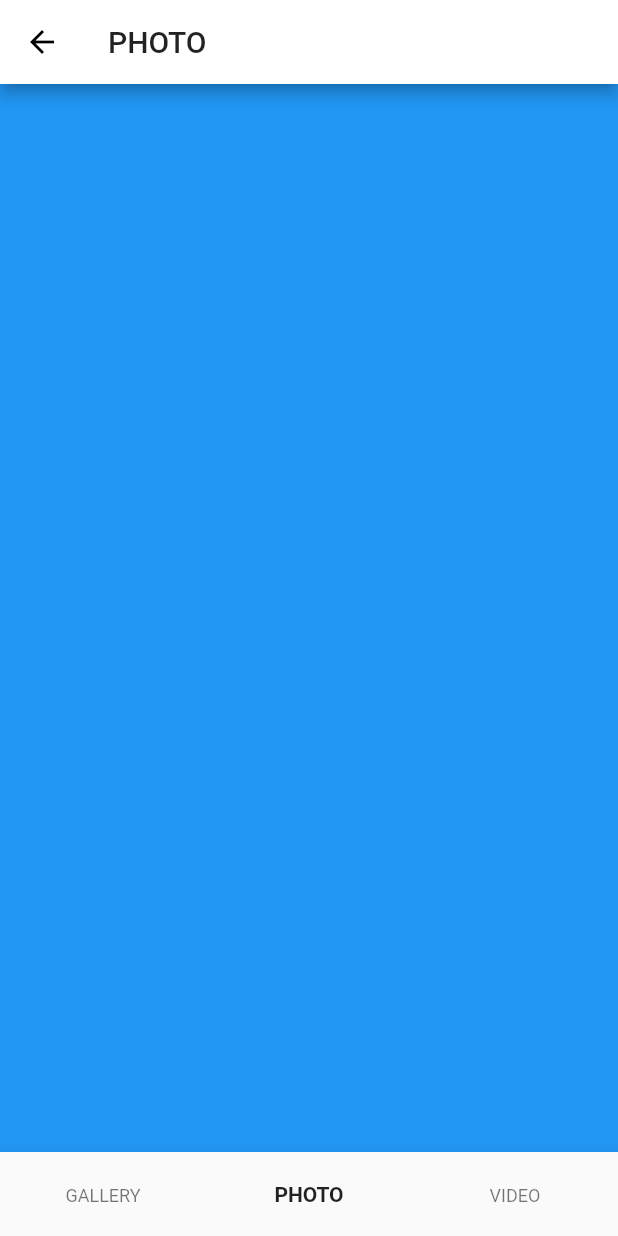
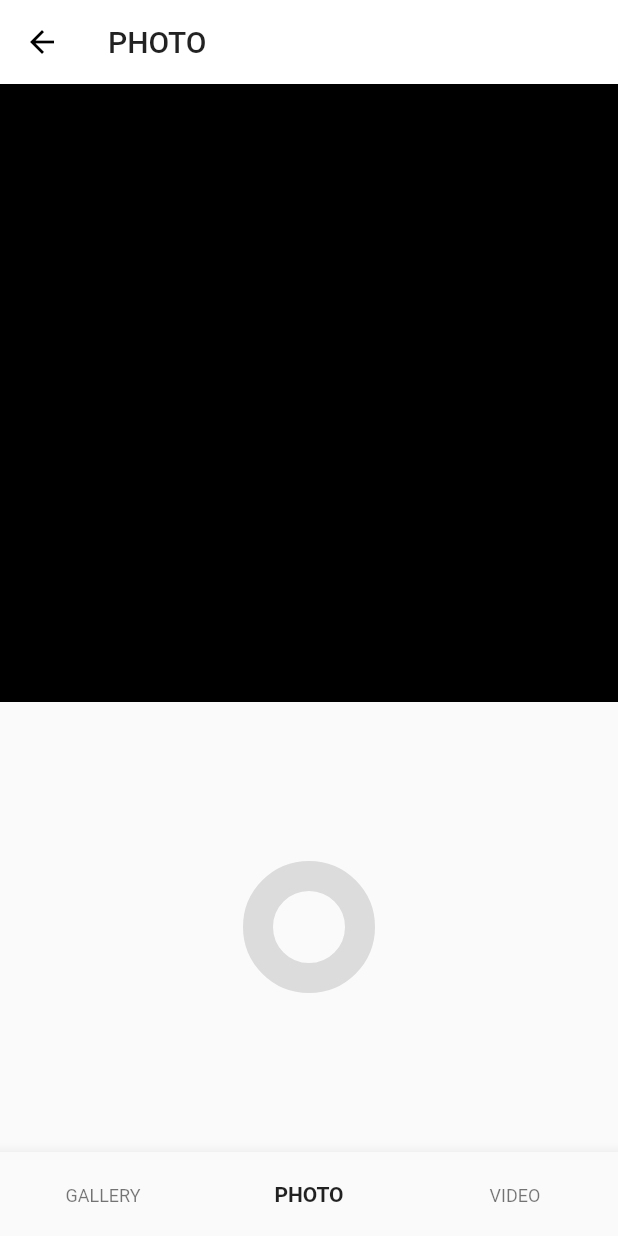
Before and after one commit to pioneerplat/flutter_instagram_two, a Flutter app: the screen it shows after launch, item 3 of the bottom bar chosen, on a phone screen of 412 x 824 dp. Run offline on Flutter 3.47's test engine with Material 2 defaults, Android fonts, the phone set to English and light mode, and no system bars; our stand-ins replace cached_network_image; network calls fail.

Commit message:
56 take photo widget layout

```diff
--- a/flutter_instagram_two/lib/screens/camera_screen.dart
+++ b/flutter_instagram_two/lib/screens/camera_screen.dart
@@ -1,4 +1,5 @@
 import 'package:flutter/material.dart';
+import 'package:flutter_instagram_two/widgets/take_photo.dart';
 
 class CameraScreen extends StatefulWidget {
   @override
@@ -28,9 +29,7 @@ class _CameraScreenState extends State<CameraScreen> {
           Container(
             color: Colors.green,
           ),
-          Container(
-            color: Colors.blue,
-          ),
+          TakePhoto(),
           Container(
             color: Colors.red,
           ),
--- /dev/null
+++ b/flutter_instagram_two/lib/widgets/take_photo.dart
@@ -0,0 +1,29 @@
+import 'package:flutter/material.dart';
+import 'package:flutter_instagram_two/constants/common_size.dart';
+import 'package:flutter_instagram_two/constants/screen_size.dart';
+
+class TakePhoto extends StatelessWidget {
+  const TakePhoto({
+    Key key,
+  }) : super(key: key);
+
+  @override
+  Widget build(BuildContext context) {
+    return Column(
+      children: [
+        Container(
+          width: size.width,
+          height: size.width,
+          color: Colors.black,
+        ),
+        Expanded(
+            child: OutlineButton(
+              onPressed: (){},
+              shape: CircleBorder(),
+              borderSide: BorderSide(color: Colors.black12, width: 20),
+            )
+        )
+      ],
+    );
+  }
+}
```
